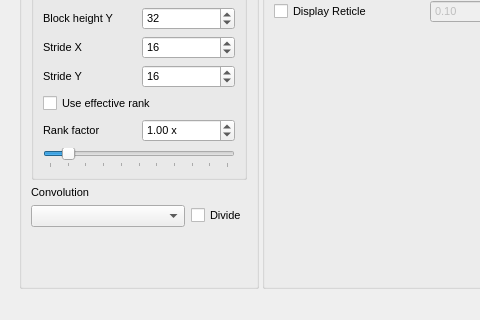
Above: Ui/assets/ui/mainwindow.ui from DigitalHolography/Holovibes before the change; both pictures show x 0 to 480 and y 495 to 815 of the 1291 by 815 pixel window. Below: the same form after it.
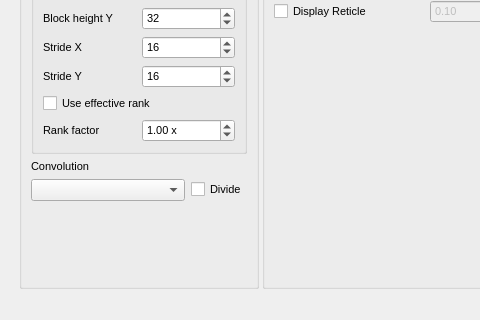
That is the form after the change. Custom widgets are drawn as their Qt base class.

Commit message: remove effective rank ratio sliders and modify some settings name to make them clearer

What changed in the file:
```diff
--- a/Ui/assets/ui/mainwindow.ui
+++ b/Ui/assets/ui/mainwindow.ui
@@ -669,17 +669,6 @@
                 <property name="value"><double>1.000000000000000</double></property>
                </widget>
               </item>
-              <item row="6" column="0" colspan="2">
-               <widget class="QSlider" name="PcaRankFactorSlider">
-                <property name="toolTip"><string>Adjust component removal from 0 to 10 times the effective rank. The default is 1.</string></property>
-                <property name="maximum"><number>1000</number></property>
-                <property name="pageStep"><number>10</number></property>
-                <property name="value"><number>100</number></property>
-                <property name="orientation"><enum>Qt::Horizontal</enum></property>
-                <property name="tickPosition"><enum>QSlider::TicksBelow</enum></property>
-                <property name="tickInterval"><number>100</number></property>
-               </widget>
-              </item>
              </layout>
             </widget>
            </item>
```
Left out of the diff: 8 changed lines with no effect on the pictures. The commit also changes 6 other files.
